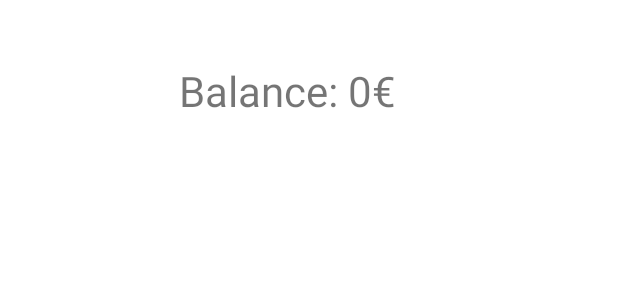
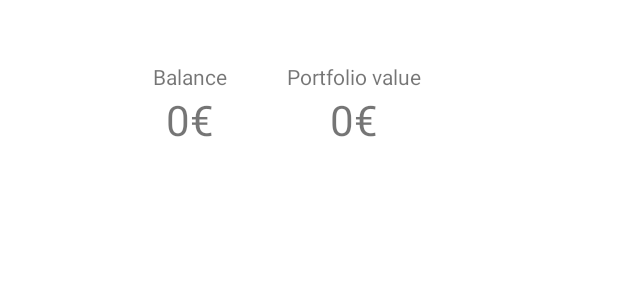
Before and after one commit to VidKreca/CryptoSimulator, an Android app: the layout fragment_home.xml on its own in the app's theme, with its tools: preview values and no code run, on a phone screen of 412 x 824 dp. Shown: the top 300 px of the screen. Run offline under Robolectric (Android 15) with nearby library versions, the phone set to English and light mode, and no system bars; network calls fail.

Commit message:
Added portfolio value to Home screen

```diff
--- a/CryptoSimulator/app/src/main/java/com/vidkreca/cryptosimulator/HomeFragment.java
+++ b/CryptoSimulator/app/src/main/java/com/vidkreca/cryptosimulator/HomeFragment.java
@@ -16,6 +16,7 @@ import android.view.ViewGroup;
 import android.widget.TextView;
 import android.widget.Toast;
 
+import com.vidkreca.data.PortfolioItem;
 import com.vidkreca.data.ProtocolMessages.List;
 import com.vidkreca.data.User;
 
@@ -32,6 +33,7 @@ public class HomeFragment extends Fragment {
     private CryptocurrencyAdapter adapter;
     private RecyclerView crypto_rv;
     private TextView balance;
+    private TextView portfolioValue;
     private SwipeRefreshLayout pullToRefresh;
 
 
@@ -71,6 +73,7 @@ public class HomeFragment extends Fragment {
         // Assign UI elements
         crypto_rv = view.findViewById(R.id.crypto_recyclerview);
         balance = view.findViewById(R.id.balance);
+        portfolioValue = view.findViewById(R.id.portfolio_value);
     }
 
     @Override
@@ -162,7 +165,6 @@ public class HomeFragment extends Fragment {
      * Refresh the user object.
      */
     private void GetUser() {
-
         app.RefreshUser(new RefreshCallback() {
             @Override
             public void onRefresh() {
@@ -191,7 +193,17 @@ public class HomeFragment extends Fragment {
      * Update the users fiat balance value.
      */
     private void UpdateBalance() {
-        String balanceStr = Double.toString(app.GetUser().getBalance()) + "€";  // TODO - add different fiat symbols
+        // Calculate portfolio value
+        PortfolioItem[] portfolio = app.GetUser().GetPortfolio();
+        double sum = 0;
+        if (portfolio != null)
+            for (PortfolioItem p : portfolio) {
+                sum += p.fiat_worth;
+            }
+        String portfolioValueStr = String.format("%.2f€", sum);
+        portfolioValue.setText(portfolioValueStr);
+
+        String balanceStr = String.format("%.2f€", app.GetUser().getBalance());
         balance.setText(balanceStr);
     }
 }
--- a/CryptoSimulator/app/src/main/res/layout/fragment_home.xml
+++ b/CryptoSimulator/app/src/main/res/layout/fragment_home.xml
@@ -7,18 +7,60 @@
     tools:context=".HomeFragment">
 
 
-    <TextView
-        android:id="@+id/balance"
+    <LinearLayout
+        android:id="@+id/linearLayout"
         android:layout_width="wrap_content"
         android:layout_height="wrap_content"
-        android:text="Balance: 0€"
-        android:textSize="@dimen/font_size_large"
         app:layout_constraintEnd_toStartOf="@+id/guideline14"
         app:layout_constraintStart_toEndOf="@+id/guideline13"
         app:layout_constraintStart_toStartOf="parent"
-        app:layout_constraintTop_toBottomOf="@+id/guideline11"
-        android:paddingBottom="@dimen/padding_large"
-        />
+        app:layout_constraintTop_toBottomOf="@+id/guideline11">
+
+        <LinearLayout
+            android:layout_width="wrap_content"
+            android:layout_weight="1"
+            android:layout_height="wrap_content"
+            android:orientation="vertical"
+            android:layout_marginHorizontal="@dimen/padding_large">
+            <TextView
+                android:layout_width="wrap_content"
+                android:layout_height="wrap_content"
+                android:text="Balance"
+                android:layout_gravity="center"
+                />
+            <TextView
+                android:id="@+id/balance"
+                android:layout_width="wrap_content"
+                android:layout_height="wrap_content"
+                android:paddingBottom="@dimen/padding_large"
+                android:text="0€"
+                android:layout_gravity="center"
+                android:textSize="@dimen/font_size_large" />
+        </LinearLayout>
+
+        <LinearLayout
+            android:layout_width="wrap_content"
+            android:layout_weight="1"
+            android:layout_height="wrap_content"
+            android:orientation="vertical"
+            android:layout_marginHorizontal="@dimen/padding_large">
+            <TextView
+                android:layout_width="wrap_content"
+                android:layout_height="wrap_content"
+                android:text="Portfolio value"
+                android:layout_gravity="center"
+                />
+            <TextView
+                android:id="@+id/portfolio_value"
+                android:layout_width="wrap_content"
+                android:layout_height="wrap_content"
+                android:paddingBottom="@dimen/padding_large"
+                android:text="0€"
+                android:layout_gravity="center"
+                android:textSize="@dimen/font_size_large" />
+        </LinearLayout>
+
+    </LinearLayout>
 
 
     <androidx.swiperefreshlayout.widget.SwipeRefreshLayout
@@ -48,8 +90,8 @@
         android:layout_width="wrap_content"
         android:layout_height="wrap_content"
         app:barrierDirection="bottom"
-        app:constraint_referenced_ids="balance"
-        />
+        app:constraint_referenced_ids="linearLayout"
+        tools:layout_editor_absoluteY="95dp" />
 
     <androidx.constraintlayout.widget.Guideline
         android:id="@+id/guideline12"
```
